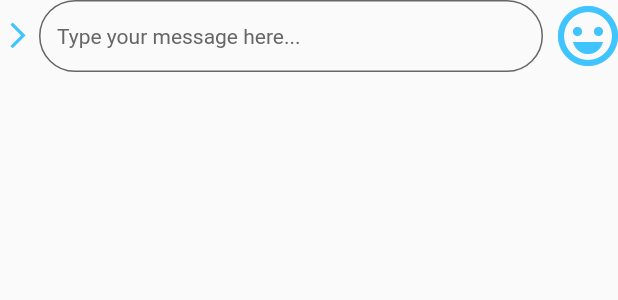
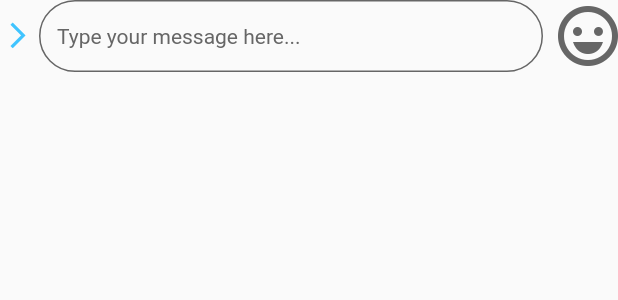
Before and after one commit to drasdoumbia/kooma, a Flutter app: the MessageField widget shown alone on an empty page, opened directly, on a phone screen of 412 x 824 dp. Shown: the top 300 px of the screen. Run offline on Flutter 3.47's test engine with Material 2 defaults, Android fonts, the light colour scheme and no system bars; our stand-ins replace cloud_firestore, firebase_auth, firebase_core, shared_preferences; missing offline and left inert: your_splash; accounts and stored records are empty.

Commit message:
features: polished the chat screen by adding these features: automatic scroll to bettom and focus state on field tap, send icon color switch, prevent empty submit, added timestamp to message etc.

```diff
--- a/lib/screens/chat.dart
+++ b/lib/screens/chat.dart
@@ -1,3 +1,5 @@
+import 'dart:async';
+
 import 'package:cloud_firestore/cloud_firestore.dart';
 import 'package:firebase_auth/firebase_auth.dart';
 import 'package:flutter/material.dart';
@@ -10,6 +12,7 @@ import '../widgets/avatar.dart';
 
 final _fireStore = FirebaseFirestore.instance;
 final _auth = FirebaseAuth.instance;
+ScrollController _scrollController = ScrollController();
 User loggedInUser = _auth.currentUser;
 
 class Chat extends StatefulWidget {
@@ -99,19 +102,21 @@ class ChatList extends StatelessWidget {
         final currentUser = loggedInUser.email;
 
         return !snapshot.hasData
-            ? EmptyChatList
+            ? EmptyChatList()
             : Expanded(
                 child: Padding(
                   padding: const EdgeInsets.only(
                       left: 24.0, top: 10.0, right: 24.0, bottom: 10.0),
                   child: ListView(
+                      controller: _scrollController,
                       children: snapshot.data.docs.reversed
                           .map((DocumentSnapshot document) {
                         return MessageItem(
                           message: document.data()["text"],
                           messageTime: document.data()["time"],
                           senderEmail: document.data()["sender"]["email"],
-                      isMe: currentUser == document.data()["sender"]["email"],
+                          isMe:
+                              currentUser == document.data()["sender"]["email"],
                         );
                       }).toList()),
                 ),
@@ -191,10 +196,39 @@ class MessageItem extends StatelessWidget {
   }
 }
 
-//ignore: must_be_immutable
-class MessageField extends StatelessWidget {
+class MessageField extends StatefulWidget {
+  @override
+  _MessageFieldState createState() => _MessageFieldState();
+}
+
+class _MessageFieldState extends State<MessageField> {
   final messageTextController = TextEditingController();
+  bool isEnabled = false;
   String messageText;
+  FocusNode messageFieldFocus;
+  Color sendBtnColor = ConstantColors.grayColor;
+
+  void scrollToBottom() {
+    final bottomOffset = _scrollController.position.maxScrollExtent;
+    _scrollController.animateTo(
+      bottomOffset,
+      duration: Duration(milliseconds: 500),
+      curve: Curves.easeInOut,
+    );
+  }
+
+  @override
+  void initState() {
+    super.initState();
+
+    messageFieldFocus = FocusNode();
+  }
+
+  @override
+  void dispose() {
+    super.dispose();
+    messageFieldFocus.dispose();
+  }
 
   @override
   Widget build(BuildContext context) {
@@ -206,6 +240,8 @@ class MessageField extends StatelessWidget {
             padding: const EdgeInsets.only(left: 2.0, right: 10.0),
             child: TextField(
               controller: messageTextController,
+              cursorColor: ConstantColors.grayColor,
+              focusNode: messageFieldFocus,
               decoration: InputDecoration(
                 contentPadding: EdgeInsets.fromLTRB(12.0, 8.0, 12.0, 8.0),
                 hintText: "Type your message here...",
@@ -223,7 +259,19 @@ class MessageField extends StatelessWidget {
                   borderRadius: BorderRadius.circular(30.0),
                 ),
               ),
+              onTap: () {
+                scrollToBottom();
+                messageFieldFocus.requestFocus();
+              },
               onChanged: (value) {
+                setState(() {
+                  sendBtnColor = ConstantColors.primaryColor;
+                });
+                if (messageTextController.text.trim().isEmpty) {
+                  setState(() {
+                    sendBtnColor = ConstantColors.grayColor;
+                  });
+                }
                 messageText = value;
               },
             ),
@@ -232,16 +280,17 @@ class MessageField extends StatelessWidget {
         GestureDetector(
           child: Icon(
             CustomIcons.happy,
-            color: ConstantColors.primaryColor,
+            color: sendBtnColor,
             size: 40.0,
           ),
           onTap: () {
-            messageTextController.clear();
             /* _fireStore.collection('messages').get().then((snapshot) {
               for (DocumentSnapshot doc in snapshot.docs) {
                 doc.reference.delete();
               }
             });*/
+            if (messageTextController.text.trim().isNotEmpty) {
+              scrollToBottom();
               _fireStore.collection("messages").add({
                 "text": messageText,
                 "sender": {
@@ -249,6 +298,8 @@ class MessageField extends StatelessWidget {
                 },
                 "time": DateTime.now(),
               }).catchError((error) => print("Error: $error"));
+              messageTextController.clear();
+            }
           },
         )
       ],
```
Lines whose indentation alone changed are shown as unchanged.
